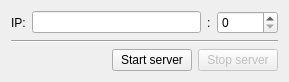
Above: ChatServer/ui/mainwindow.ui from orlov-dm/qt-chat before the change. Below: the same form after it.
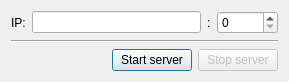
That is the form after the change.

Diff of the .ui file:
```diff
--- a/ChatServer/ui/mainwindow.ui
+++ b/ChatServer/ui/mainwindow.ui
@@ -116,6 +116,12 @@
         <property name="text">
          <string>Start server</string>
         </property>
+        <property name="autoDefault">
+         <bool>true</bool>
+        </property>
+        <property name="default">
+         <bool>true</bool>
+        </property>
        </widget>
       </item>
       <item>
```
Left out of the diff: 6 changed lines with no effect on the pictures.
